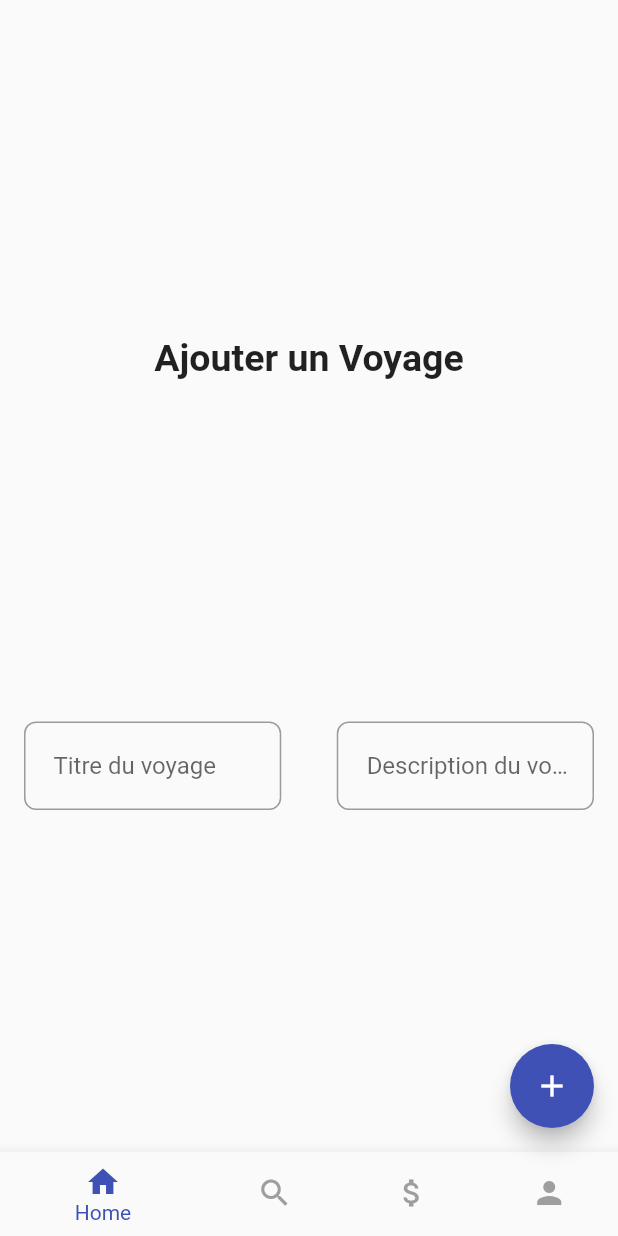
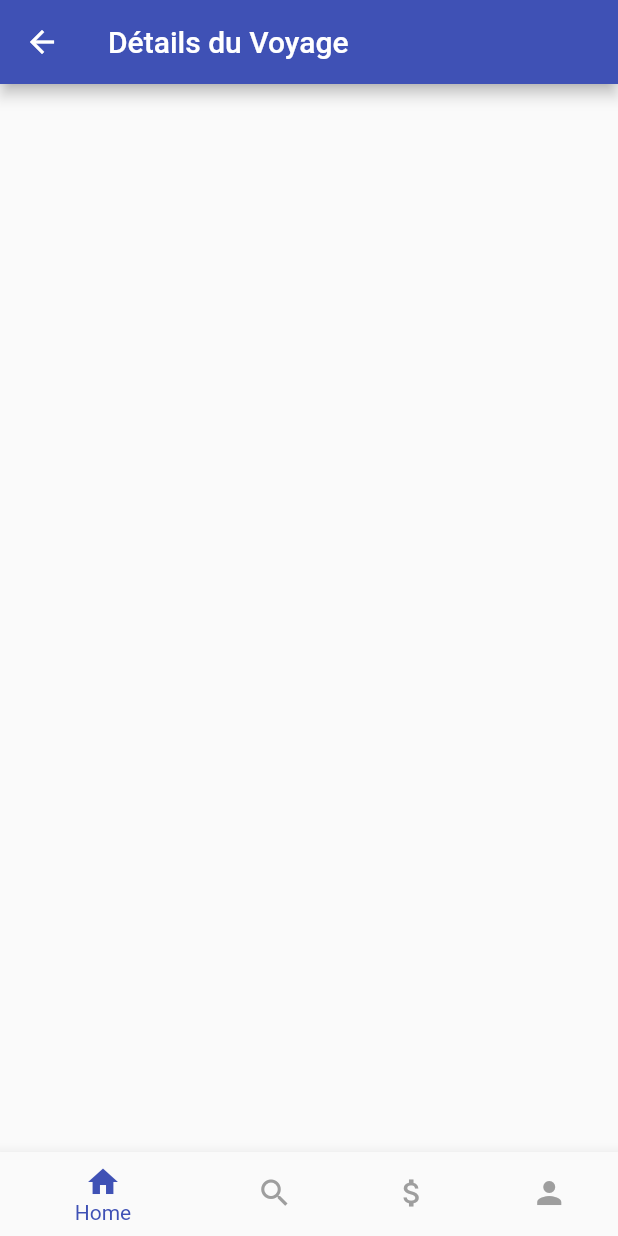
Before and after one commit to nouhelion/redesigned-invention, a Flutter app: the Welcome screen opened directly, after a tap on the "add" icon, on a phone screen of 412 x 824 dp. Run offline on Flutter 3.47's test engine with Material 2 defaults, Android fonts, the light colour scheme and no system bars; our stand-ins replace cloud_firestore, firebase_auth, firebase_core; accounts and stored records are empty.

Commit message:
detailsVOyage

```diff
--- /dev/null
+++ b/cotisation/lib/components/navigation_items/participant.dart
@@ -0,0 +1,71 @@
+// ignore_for_file: camel_case_types, prefer_const_constructors
+
+import 'package:cotisation/components/navigation_items/cotisation.dart';
+import 'package:cotisation/components/navigation_items/profil.dart';
+import 'package:cotisation/components/navigation_items/search.dart';
+import 'package:cotisation/components/navigation_items/welcome.dart';
+import 'package:firebase_auth/firebase_auth.dart';
+import 'package:flutter/material.dart';
+
+class participantPage extends StatefulWidget {
+  const participantPage({super.key});
+
+  @override
+  State<participantPage> createState() => _participantPageState();
+}
+
+class _participantPageState extends State<participantPage> {
+  int pageIndex = 0;
+  void _onItemTapped(int index) {
+    setState(() {
+      pageIndex = index;
+
+      if (index == 0) {
+        Navigator.push(
+            context, MaterialPageRoute(builder: (context) => Welcome()));
+      }
+      if (index == 1) {
+        Navigator.push(
+            context, MaterialPageRoute(builder: (context) => Search()));
+      }
+      if (index == 2) {
+        Navigator.push(
+            context, MaterialPageRoute(builder: (context) => Cotisation()));
+      }
+      if (index == 3) {
+        Navigator.push(
+            context, MaterialPageRoute(builder: (context) => Profile()));
+      }
+    });
+  }
+
+  @override
+  Widget build(BuildContext context) {
+    return Scaffold(
+      appBar: AppBar(
+        title: Text("Détails du Voyage"),
+      ),
+      bottomNavigationBar: BottomNavigationBar(
+        items: const <BottomNavigationBarItem>[
+          BottomNavigationBarItem(icon: Icon(Icons.home), label: 'Home'),
+          BottomNavigationBarItem(
+            icon: Icon(Icons.search),
+            label: 'Search',
+          ),
+          BottomNavigationBarItem(
+            icon: Icon(Icons.attach_money),
+            label: 'Cotisation',
+          ),
+          BottomNavigationBarItem(
+            icon: Icon(Icons.person),
+            label: 'Profile',
+          )
+        ],
+        currentIndex: pageIndex,
+        unselectedItemColor: Colors.grey,
+        selectedItemColor: Colors.indigo,
+        onTap: _onItemTapped,
+      ),
+    );
+  }
+}
--- a/cotisation/lib/components/navigation_items/welcome.dart
+++ b/cotisation/lib/components/navigation_items/welcome.dart
@@ -2,6 +2,7 @@
 
 import 'package:cloud_firestore/cloud_firestore.dart';
 import 'package:cotisation/components/navigation_items/cotisation.dart';
+import 'package:cotisation/components/navigation_items/participant.dart';
 import 'package:cotisation/components/navigation_items/profil.dart';
 import 'package:cotisation/components/navigation_items/search.dart';
 import 'package:firebase_auth/firebase_auth.dart';
@@ -52,6 +53,12 @@ class _WelcomeState extends State<Welcome> {
     String uid = user.uid;
     CollectionReference _collectionRef =
         FirebaseFirestore.instance.collection("Voyages");
+    Navigator.pushReplacement(
+      context,
+      MaterialPageRoute(
+        builder: (context) => participantPage(),
+      ),
+    );
     return _collectionRef
         .doc(uid)
         .collection("items")
@@ -78,7 +85,8 @@ class _WelcomeState extends State<Welcome> {
                   Text(
                     "Ajouter un Voyage",
                     style: TextStyle(fontSize: 25, fontWeight: FontWeight.bold),
-                  ),],
+                  ),
+                ],
               ),
               Row(
                 children: [
@@ -113,7 +121,6 @@ class _WelcomeState extends State<Welcome> {
                   ),
                 ],
               ),
-
             ],
           )),
         ],
```
